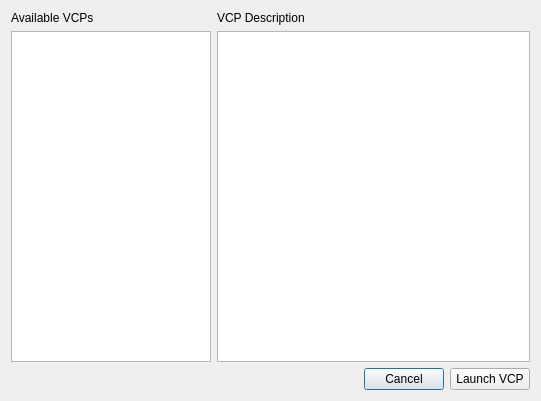
First picture: the form in vcp_launcher/vcp_chooser/vcp_chooser.ui, repository kcjengr/qtpyvcp, before the edit.
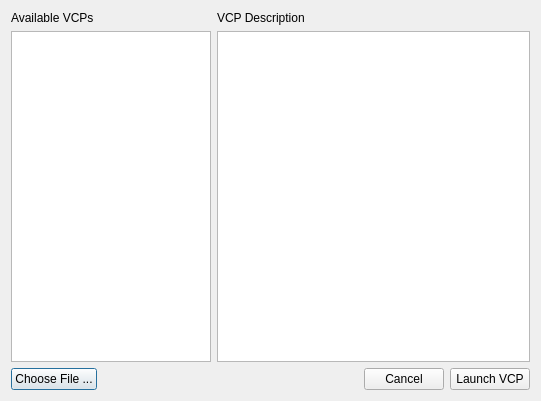
Second picture: the form after the edit.

Commit message: able to load VCP .py or .ui file from  chooser dialog

Diff of the .ui file:
```diff
--- a/vcp_launcher/vcp_chooser/vcp_chooser.ui
+++ b/vcp_launcher/vcp_chooser/vcp_chooser.ui
@@ -75,6 +75,13 @@
    </item>
    <item>
     <layout class="QHBoxLayout" name="horizontalLayout_2">
+     <item>
+      <widget class="QPushButton" name="fileButton">
+       <property name="text">
+        <string>Choose File ...</string>
+       </property>
+      </widget>
+     </item>
      <item>
       <spacer name="horizontalSpacer">
        <property name="orientation">
```
The commit also changes 2 other files.
